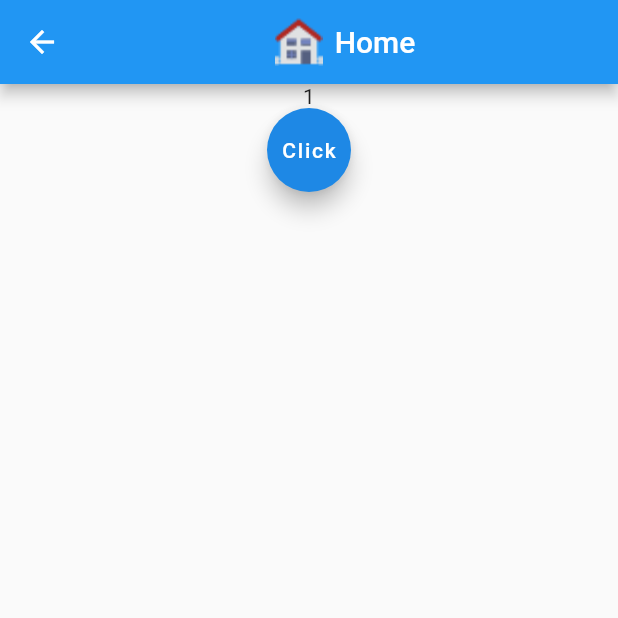
After one commit to naveen965/exam, a Flutter app: the HomeState screen opened directly, after a tap on "Click", on a phone screen of 412 x 824 dp, the top half of it. The commit adds this screen. Run offline on Flutter 3.47's test engine with Material 2 defaults, Android fonts, the phone set to English and light mode, and no system bars.

Commit message:
Add HomeStatefull.dart

```diff
--- /dev/null
+++ b/lib/HomeStatefull.dart
@@ -0,0 +1,57 @@
+import 'package:flutter/cupertino.dart';
+import 'package:flutter/material.dart';
+
+class HomeState extends StatefulWidget {
+  @override
+  _HomeStateState createState() => _HomeStateState();
+}
+
+class _HomeStateState extends State<HomeState> {
+
+  var number = 0;
+
+  void addNumber() {
+    setState(() {
+      number++;
+    });
+  }
+
+  @override
+  Widget build(BuildContext context) {
+    return Scaffold(
+      appBar: AppBar(
+        title: Row(
+          mainAxisAlignment: MainAxisAlignment.center,
+          children: [
+            Image.asset(
+              'images/home.png',
+              fit: BoxFit.contain,
+              height: 32,
+            ),
+            Container(
+              padding: const EdgeInsets.all(8.0),
+              child: Text('Home')
+            )
+          ],
+        ),
+      ),
+      body: Center(
+        child: Column(
+          children: <Widget>[
+            Text(number.toString()),
+            // RaisedButton(
+            //   child: Text("Click Me"),
+            //   onPressed: () => addNumber(),
+            // ),
+            FloatingActionButton(
+              child: Text("Click"),
+              onPressed: () => addNumber(),
+              backgroundColor: Colors.blue[600],
+
+            ),
+          ],
+        ),
+      ),
+    );
+  }
+}
--- a/lib/Secondpage.dart
+++ b/lib/Secondpage.dart
@@ -1,3 +1,4 @@
+import 'package:exam/HomeStatefull.dart';
 import 'package:flutter/cupertino.dart';
 import 'package:flutter/material.dart';
 
@@ -23,6 +24,18 @@ class Secondpage extends StatelessWidget {
             ],
           ),
         ),
+        body: Center(
+          child: RaisedButton(
+            onPressed: () {
+              Navigator.push(
+                context,
+                MaterialPageRoute(builder: (context) => HomeState()),
+              );
+            },
+            child: Text("Play"),
+            color: Colors.lightGreen,
+          ),
+        ),
       ),
     );
   }
--- a/pubspec.yaml
+++ b/pubspec.yaml
@@ -23,6 +23,7 @@ dependencies:
   # The following adds the Cupertino Icons font to your application.
   # Use with the CupertinoIcons class for iOS style icons.
   cupertino_icons: ^0.1.2
+  flutter_speed_dial: ^1.2.1
 
 dev_dependencies:
   flutter_test:
```
Also changed, not shown: pubspec.lock.
